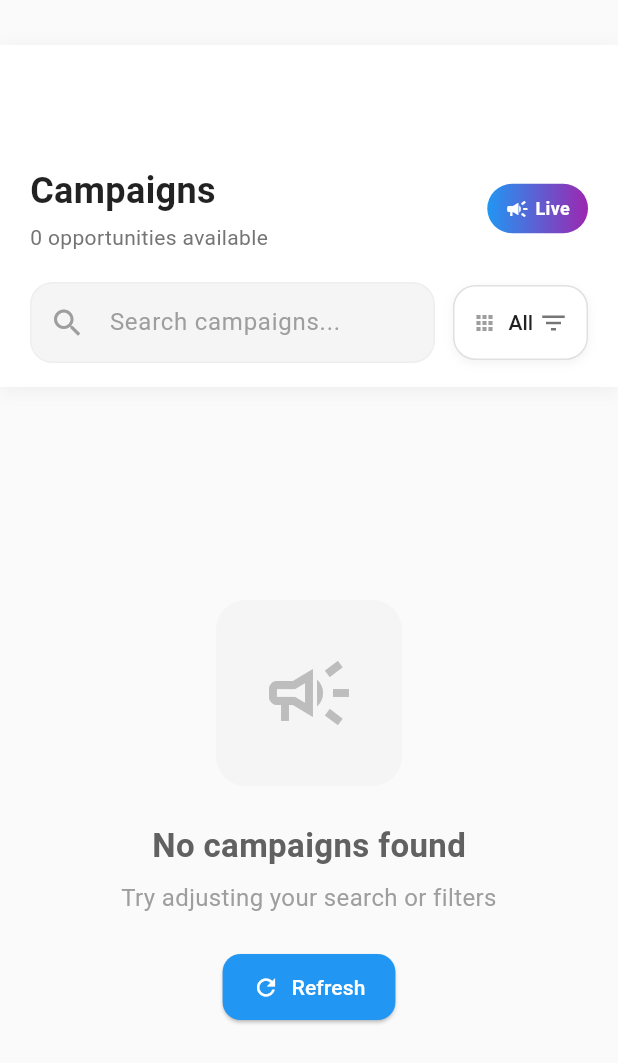
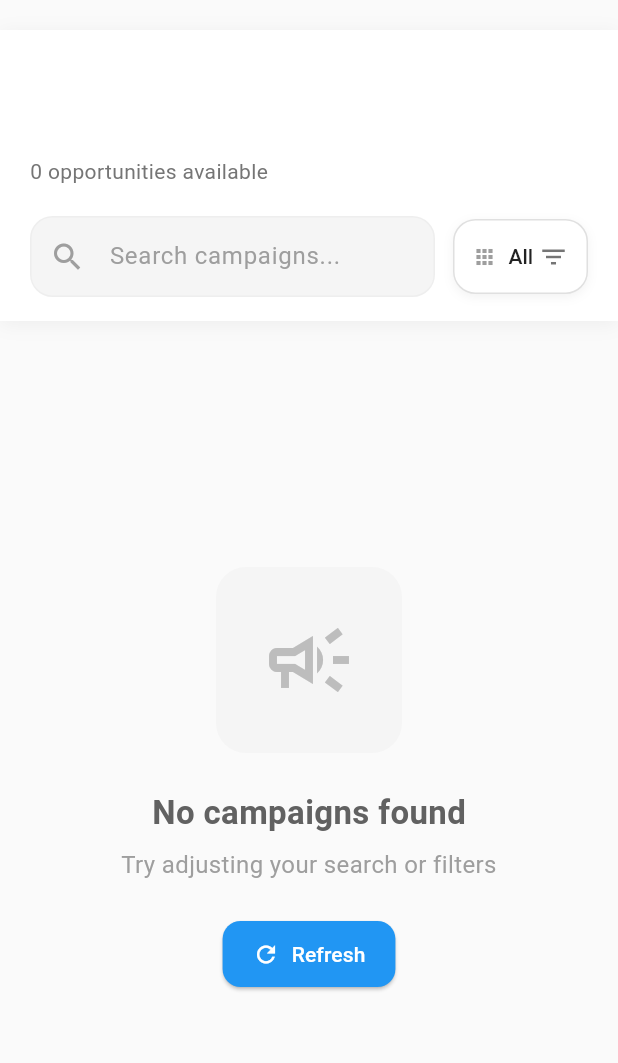
Before and after one commit to narendra42151/CreatorCrew, a Flutter app: the InfluencerCampaignsScreen screen opened directly, on a phone screen of 412 x 824 dp. Shown: the top 1063 px of the screen. Run offline on Flutter 3.47's test engine with Material 3 defaults, Android fonts, the phone set to English and light mode, and no system bars; our stand-ins replace cloud_firestore, file_picker, firebase_auth, firebase_core, google_sign_in, image_picker and 2 more; accounts and stored records are empty.

Commit message:
refactor: Adjust layout spacing and comment out unused campaign header

```diff
--- a/lib/infliencers/PrifleCreation/Screens/Infleuncercampaion.dart
+++ b/lib/infliencers/PrifleCreation/Screens/Infleuncercampaion.dart
@@ -83,7 +83,7 @@ class _InfluencerCampaignsScreenState extends State<InfluencerCampaignsScreen> {
       backgroundColor: Colors.grey[50],
       body: Column(
         children: [
-          SizedBox(height: 30),
+          SizedBox(height: 20),
           // Header Section with reduced height
           Container(
             padding: EdgeInsets.fromLTRB(20, 20, 20, 16),
@@ -108,14 +108,14 @@ class _InfluencerCampaignsScreenState extends State<InfluencerCampaignsScreen> {
                       child: Column(
                         crossAxisAlignment: CrossAxisAlignment.start,
                         children: [
-                          Text(
-                            'Campaigns',
-                            style: TextStyle(
-                              fontSize: 24,
-                              fontWeight: FontWeight.bold,
-                              color: Colors.black87,
-                            ),
-                          ),
+                          // Text(
+                          //   'Campaigns',
+                          //   style: TextStyle(
+                          //     fontSize: 24,
+                          //     fontWeight: FontWeight.bold,
+                          //     color: Colors.black87,
+                          //   ),
+                          // ),
                           SizedBox(height: 4),
                           Text(
                             '${_filteredCampaigns.length} opportunities available',
@@ -127,33 +127,33 @@ class _InfluencerCampaignsScreenState extends State<InfluencerCampaignsScreen> {
                         ],
                       ),
                     ),
-                    Container(
-                      padding: EdgeInsets.symmetric(
-                        horizontal: 12,
-                        vertical: 8,
-                      ),
-                      decoration: BoxDecoration(
-                        gradient: LinearGradient(
-                          colors: [Colors.blue, Colors.purple],
-                        ),
-                        borderRadius: BorderRadius.circular(20),
-                      ),
-                      child: Row(
-                        mainAxisSize: MainAxisSize.min,
-                        children: [
-                          Icon(Icons.campaign, color: Colors.white, size: 16),
-                          SizedBox(width: 4),
-                          Text(
-                            'Live',
-                            style: TextStyle(
-                              color: Colors.white,
-                              fontSize: 12,
-                              fontWeight: FontWeight.w600,
-                            ),
-                          ),
-                        ],
-                      ),
-                    ),
+                    // Container(
+                    //   padding: EdgeInsets.symmetric(
+                    //     horizontal: 12,
+                    //     vertical: 8,
+                    //   ),
+                    //   decoration: BoxDecoration(
+                    //     gradient: LinearGradient(
+                    //       colors: [Colors.blue, Colors.purple],
+                    //     ),
+                    //     borderRadius: BorderRadius.circular(20),
+                    //   ),
+                    //   child: Row(
+                    //     mainAxisSize: MainAxisSize.min,
+                    //     children: [
+                    //       // Icon(Icons.campaign, color: Colors.white, size: 16),
+                    //       // SizedBox(width: 4),
+                    //       // Text(
+                    //       //   'Live',
+                    //       //   style: TextStyle(
+                    //       //     color: Colors.white,
+                    //       //     fontSize: 12,
+                    //       //     fontWeight: FontWeight.w600,
+                    //       //   ),
+                    //       // ),
+                    //     ],
+                    //   ),
+                    // ),
                   ],
                 ),
                 SizedBox(height: 20),
```
